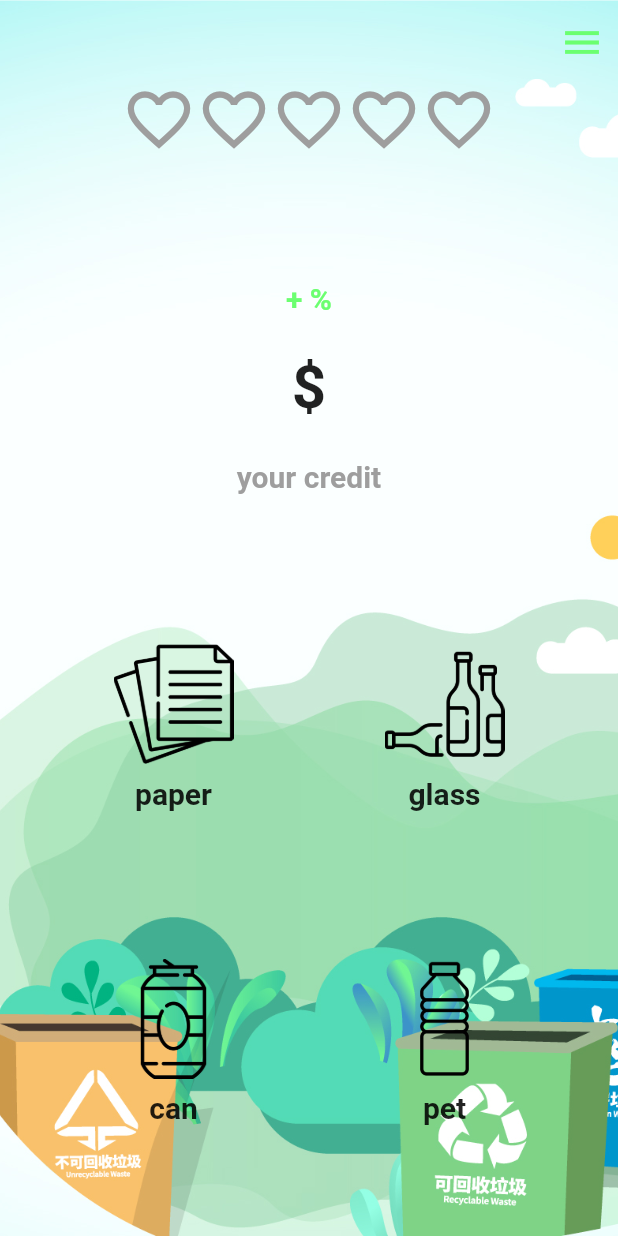
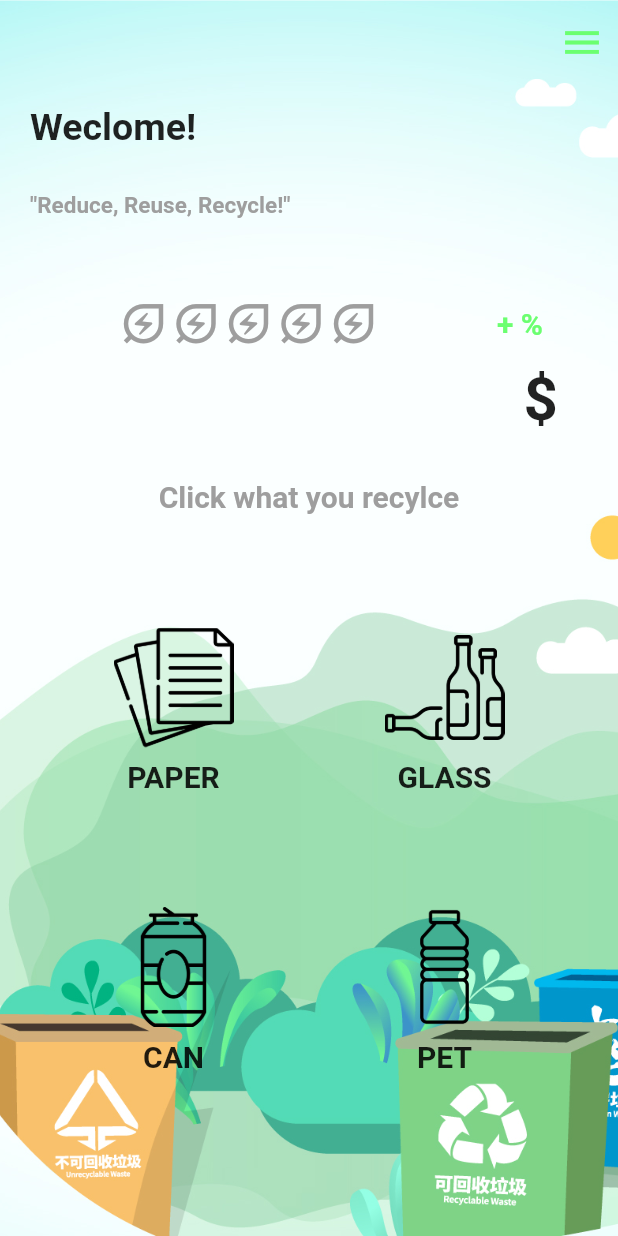
Before and after one commit to OxAN0N/vary-recycle, a Flutter app: the screen it shows once a user with an empty profile is signed in, on a phone screen of 412 x 824 dp. Run offline on Flutter 3.47's test engine with Material 2 defaults, Android fonts, the phone set to English and light mode, and no system bars; our stand-ins replace camera, cloud_firestore, firebase_auth, firebase_core, firebase_storage, fl_chart and 7 more; accounts and stored records are empty.

Commit message:
home screen replace

```diff
--- a/lib/screen/home_screen.dart
+++ b/lib/screen/home_screen.dart
@@ -2,7 +2,6 @@ import 'package:cloud_firestore/cloud_firestore.dart';
 import 'package:flutter/material.dart';
 import 'package:google_fonts/google_fonts.dart';
 import 'package:google_sign_in/google_sign_in.dart';
-import 'package:rive/rive.dart';
 import 'package:firebase_auth/firebase_auth.dart';
 import 'package:vary_recycle/widgets/recycle_life.dart';
 import 'package:vary_recycle/widgets/recycle_item.dart';
@@ -95,14 +94,13 @@ class _HomeScreenState extends State<HomeScreen>
             ),
           ),
           child: Padding(
-            padding: const EdgeInsets.only(top: 50),
+            padding: const EdgeInsets.only(
+              top: 70,
+            ),
             child: Column(
               children: [
-                const Expanded(
-                  child: RecycleLife(),
-                ),
                 Expanded(
-                  flex: 1,
+                  flex: 2,
                   child: FutureBuilder(
                     future: ReturnValue('name'),
                     builder: (context, snapshot) {
@@ -111,13 +109,38 @@ class _HomeScreenState extends State<HomeScreen>
                       } else if (snapshot.hasError) {
                         return const Text("error");
                       } else {
-                        return Center(
-                          child: Text(
-                            textAlign: TextAlign.center,
+                        return Align(
+                          alignment: Alignment.centerLeft,
+                          child: Padding(
+                            padding: const EdgeInsets.only(
+                              left: 20,
+                            ),
+                            child: Column(
+                              crossAxisAlignment: CrossAxisAlignment.start,
+                              children: [
+                                Text(
+                                  'Weclome!',
+                                  style: GoogleFonts.varelaRound(
+                                    fontSize: 25,
+                                    fontWeight: FontWeight.w600,
+                                  ),
+                                ),
+                                Text(
                                   '${snapshot.data}',
                                   style: GoogleFonts.varelaRound(
-                              fontSize: 30,
+                                    fontSize: 25,
                                     fontWeight: FontWeight.w600,
+                                  ),
+                                ),
+                                Text(
+                                  "\"Reduce, Reuse, Recycle!\"",
+                                  style: GoogleFonts.varelaRound(
+                                    color: Colors.grey,
+                                    fontSize: 15,
+                                    fontWeight: FontWeight.w600,
+                                  ),
+                                ),
+                              ],
                             ),
                           ),
                         );
@@ -126,8 +149,17 @@ class _HomeScreenState extends State<HomeScreen>
                   ),
                 ),
                 Expanded(
-                  flex: 1,
-                  child: FutureBuilder(
+                  flex: 2,
+                  child: Column(
+                      mainAxisAlignment: MainAxisAlignment.center,
+                      children: [
+                        Row(
+                          mainAxisAlignment: MainAxisAlignment.spaceEvenly,
+                          children: [
+                            const Expanded(
+                              child: RecycleLife(),
+                            ),
+                            FutureBuilder(
                               future: ReturnValue('credit'),
                               builder: (context, snapshot) {
                                 if (snapshot.hasData == false) {
@@ -135,24 +167,27 @@ class _HomeScreenState extends State<HomeScreen>
                                 } else if (snapshot.hasError) {
                                   return const Text("error");
                                 } else {
-                        return Center(
+                                  return Padding(
+                                    padding: const EdgeInsets.only(
+                                      right: 50,
+                                    ),
                                     child: Text(
                                       textAlign: TextAlign.center,
                                       '+ ${snapshot.data}%',
                                       style: GoogleFonts.varelaRound(
                                         fontSize: 20,
                                         fontWeight: FontWeight.w600,
-                              color: const Color.fromARGB(255, 107, 255, 112),
+                                        color: const Color.fromARGB(
+                                            255, 107, 255, 112),
                                       ),
                                     ),
                                   );
                                 }
                               },
                             ),
+                          ],
                         ),
-                Expanded(
-                  flex: 1,
-                  child: FutureBuilder(
+                        FutureBuilder(
                           future: ReturnValue('credit'),
                           builder: (context, snapshot) {
                             if (snapshot.hasData == false) {
@@ -160,7 +195,13 @@ class _HomeScreenState extends State<HomeScreen>
                             } else if (snapshot.hasError) {
                               return const Text("error");
                             } else {
-                        return Center(
+                              return Padding(
+                                padding: const EdgeInsets.only(
+                                  top: 10,
+                                  right: 40,
+                                ),
+                                child: Align(
+                                  alignment: Alignment.bottomRight,
                                   child: Text(
                                     textAlign: TextAlign.center,
                                     '\$${snapshot.data}',
@@ -169,10 +210,12 @@ class _HomeScreenState extends State<HomeScreen>
                                       fontWeight: FontWeight.w600,
                                     ),
                                   ),
+                                ),
                               );
                             }
                           },
                         ),
+                      ]),
                 ),
                 Expanded(
                   flex: 1,
@@ -180,7 +223,7 @@ class _HomeScreenState extends State<HomeScreen>
                     child: Center(
                       child: Text(
                         textAlign: TextAlign.center,
-                        "your credit",
+                        "Click what you recylce",
                         style: GoogleFonts.varelaRound(
                           color: Colors.grey,
                           fontSize: 20,
@@ -191,7 +234,7 @@ class _HomeScreenState extends State<HomeScreen>
                   ),
                 ),
                 Expanded(
-                  flex: 8,
+                  flex: 7,
                   child: Row(
                     mainAxisAlignment: MainAxisAlignment.spaceEvenly,
                     children: [
@@ -220,6 +263,10 @@ class _HomeScreenState extends State<HomeScreen>
                     ],
                   ),
                 ),
+                const Expanded(
+                  flex: 1,
+                  child: SizedBox(),
+                )
               ],
             ),
           ),
--- a/lib/widgets/recycle_item.dart
+++ b/lib/widgets/recycle_item.dart
@@ -150,7 +150,7 @@ class _Recycle_itemState extends State<Recycle_item> {
             ),
           ),
           Text(
-            widget.name,
+            widget.name.toUpperCase(),
             style: GoogleFonts.varelaRound(
               fontSize: 20,
               fontWeight: FontWeight.w600,
--- a/lib/widgets/recycle_life.dart
+++ b/lib/widgets/recycle_life.dart
@@ -33,15 +33,15 @@ class _RecycleLifeState extends State<RecycleLife> {
             children: <Widget>[
               for (int i = 0; i < snapshot.data!; i++)
                 const Icon(
-                  Icons.favorite,
+                  Icons.energy_savings_leaf,
                   color: Color.fromARGB(255, 107, 255, 112),
-                  size: 50,
+                  size: 35,
                 ),
               for (int i = snapshot.data!; i < 5; i++)
                 const Icon(
-                  Icons.favorite_outline,
+                  Icons.energy_savings_leaf_outlined,
                   color: Colors.grey,
-                  size: 50,
+                  size: 35,
                 )
             ],
           );
```
Lines whose indentation alone changed are shown as unchanged.
